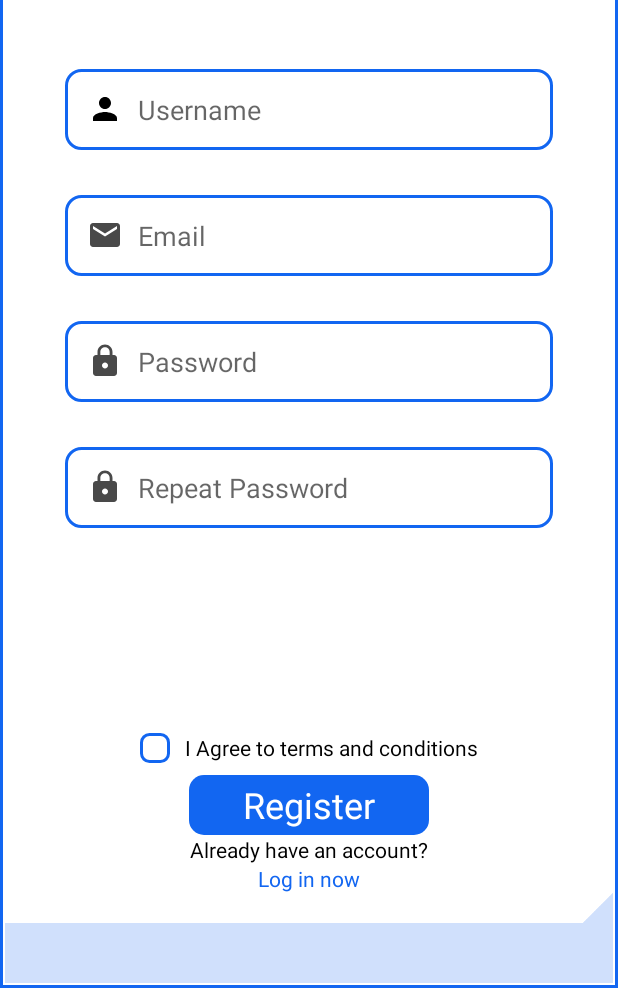
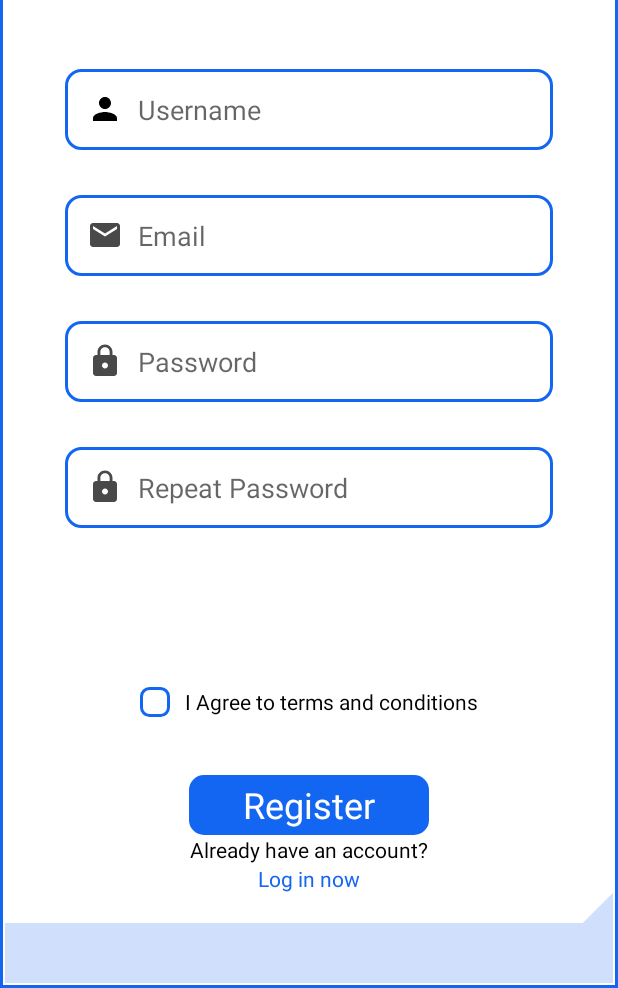
Before and after one commit to FaultHappens/AnyChat, an Android app: the RegistrationFragment screen opened through its navigation route, on a phone screen of 412 x 824 dp, the part 248-1236 px from its top. Run offline under Robolectric (Android 15) with nearby library versions, the phone set to English and light mode, and no system bars; libraries missing offline, so code that uses them is left out: com.auth0.android; network calls fail; 1 statement that could not run was skipped.

Commit message:
fixed term button

```diff
--- a/app/src/main/res/layout/fragment_registration.xml
+++ b/app/src/main/res/layout/fragment_registration.xml
@@ -100,7 +100,6 @@
 
     <TextView
         android:id="@+id/mustAgreeTermsTV"
-        android:visibility="invisible"
         android:layout_width="wrap_content"
         android:layout_height="wrap_content"
         android:layout_gravity="center"
@@ -109,6 +108,7 @@
         android:text="@string/must_agree_terms"
         android:textColor="@color/red"
         android:textSize="14sp"
+        android:visibility="invisible"
         app:layout_constraintBottom_toTopOf="@+id/linearLayout7"
         app:layout_constraintEnd_toEndOf="parent"
         app:layout_constraintStart_toStartOf="parent"
@@ -123,6 +123,7 @@
         android:orientation="horizontal"
         app:layout_constraintBottom_toTopOf="@+id/linearLayout3"
         app:layout_constraintEnd_toEndOf="parent"
+        app:layout_constraintTop_toBottomOf="@+id/mustAgreeTermsTV"
         app:layout_constraintStart_toStartOf="parent">
 
         <CheckBox
```
